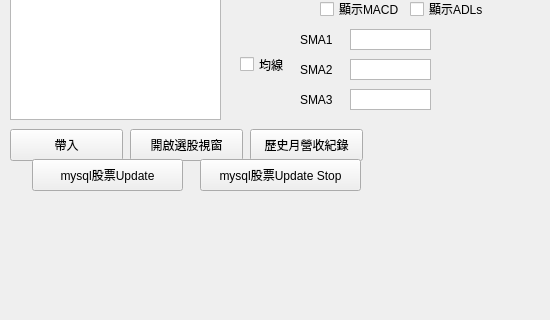
Before: the Qt Designer form UI_main.ui in bjioljlo/StockHistory, drawn with Qt 5; both pictures show x 0 to 550 and y 181 to 501 of the 550 by 600 pixel window.
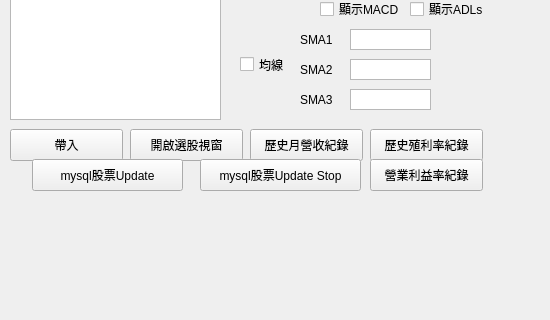
After: the same form once the commit is applied.

Commit message: 新增殖利率和營業利益率功能

```diff
--- a/UI_main.ui
+++ b/UI_main.ui
@@ -466,6 +466,32 @@
      <string>mysql股票Update Stop</string>
     </property>
    </widget>
+   <widget class="QPushButton" name="button_getDividend_yield">
+    <property name="geometry">
+     <rect>
+      <x>370</x>
+      <y>310</y>
+      <width>113</width>
+      <height>32</height>
+     </rect>
+    </property>
+    <property name="text">
+     <string>歷史殖利率紀錄</string>
+    </property>
+   </widget>
+   <widget class="QPushButton" name="button_getOperating_Margin">
+    <property name="geometry">
+     <rect>
+      <x>370</x>
+      <y>340</y>
+      <width>113</width>
+      <height>32</height>
+     </rect>
+    </property>
+    <property name="text">
+     <string>營業利益率紀錄</string>
+    </property>
+   </widget>
   </widget>
   <widget class="QMenuBar" name="menubar">
    <property name="geometry">
```
The commit also changes 8 other files.
